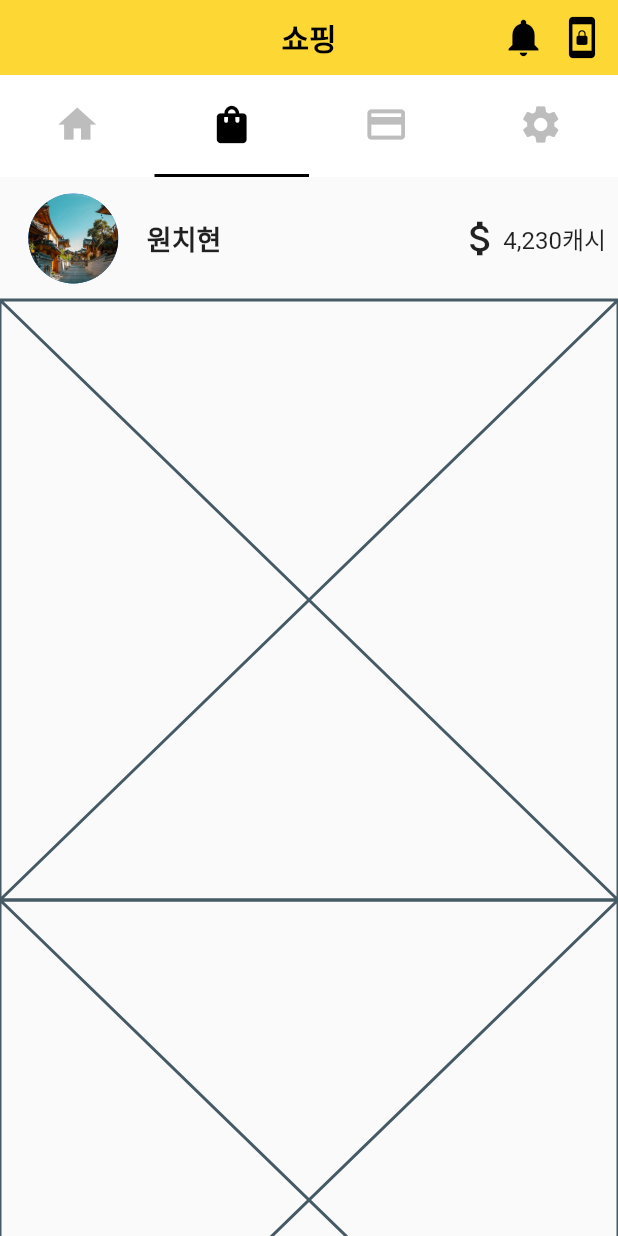
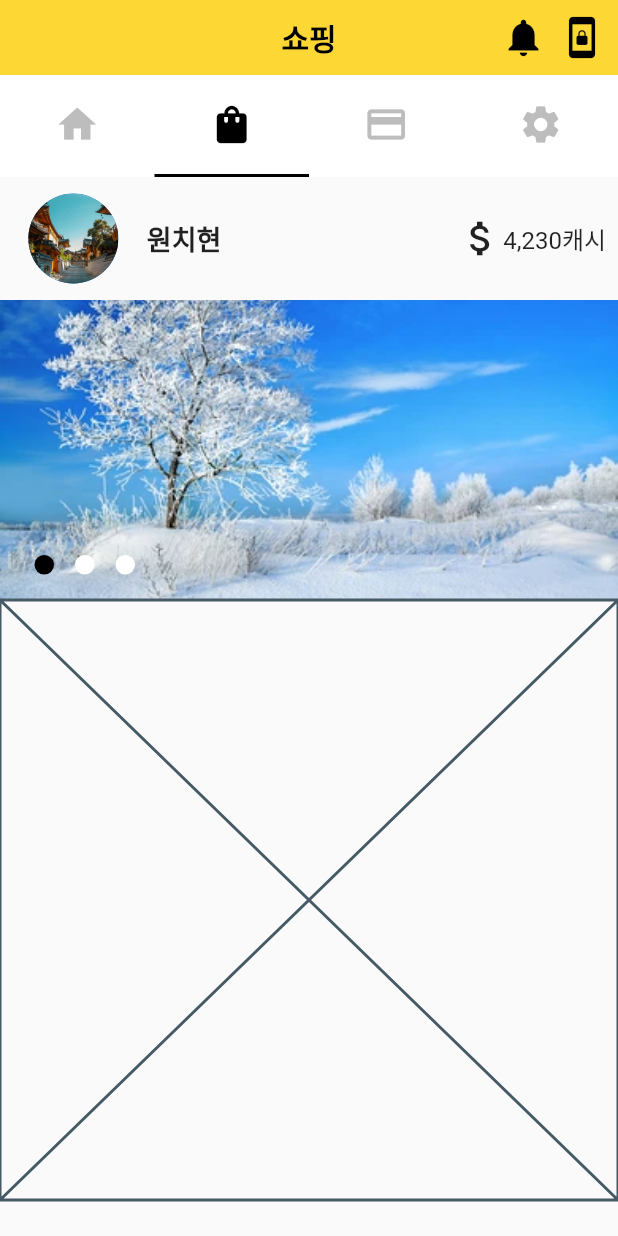
Before and after one commit to chihyeonwon/pedometer, a Flutter app: the screen it shows after launch, tab 2 chosen, on a phone screen of 412 x 824 dp. Run offline on Flutter 3.47's test engine with Material 2 defaults, Android fonts, the phone set to English and light mode, and no system bars; drawn by our look-alikes of carousel_slider.

Commit message:
ShoppingScreen Middle CarouselSlider 추가

```diff
--- a/lib/Screen/shopping_screen.dart
+++ b/lib/Screen/shopping_screen.dart
@@ -1,4 +1,5 @@
 import 'package:flutter/material.dart';
+import 'package:carousel_slider/carousel_slider.dart';
 
 class ShoppingScreen extends StatelessWidget {
   const ShoppingScreen({Key? key}) : super(key: key);
@@ -60,12 +61,82 @@ class Top extends StatelessWidget {
   }
 }
 
-class Middle extends StatelessWidget {
+class Middle extends StatefulWidget {
   const Middle({Key? key}) : super(key: key);
 
   @override
+  State<Middle> createState() => _MiddleState();
+}
+
+class _MiddleState extends State<Middle> {
+  int _current = 0;
+
+  List item = [1, 2, 3];
+
+  @override
   Widget build(BuildContext context) {
-    return const Placeholder();
+    return Material(
+        child: Column(
+      crossAxisAlignment: CrossAxisAlignment.stretch,
+      children: [
+        Stack(
+          children: [
+            CarouselSlider(
+              options: CarouselOptions(
+                onPageChanged: (index, reason) {
+                  setState(() {
+                    _current = index;
+                  });
+                },
+                height: 200.0,
+                viewportFraction: 1, // 페이지 당 1개의 슬라이더
+              ),
+              items: item.map((i) {
+                return Builder(
+                  builder: (BuildContext context) {
+                    return Container(
+                      decoration: BoxDecoration(color: Colors.amber),
+                      child: Stack(
+                        children: [
+                          GestureDetector(
+                            onTap: () {}, // 화면 이동
+                            child: Image.asset(
+                              'asset/img/image${i}.png',
+                              fit: BoxFit.cover,
+                              width: MediaQuery.of(context).size.width,
+                            ),
+                          ),
+                          Positioned(
+                            bottom:10.0,
+                            left: 16.0,
+                            child: Row(
+                              children: [
+                                for (int i = 0; i < item.length; i++)
+                                  Container(
+                                    height: 13,
+                                    width: 13,
+                                    margin: EdgeInsets.all(7),
+                                    decoration: BoxDecoration(
+                                      color: _current == i
+                                          ? Colors.black
+                                          : Colors.white,
+                                      shape: BoxShape.circle,
+                                    ),
+                                  ),
+                              ],
+                            ),
+                          )
+                        ],
+                      ),
+                    );
+                  },
+                );
+              }).toList(),
+            ),
+          ],
+        ),
+      ],
+    ));
   }
 }
 
```
